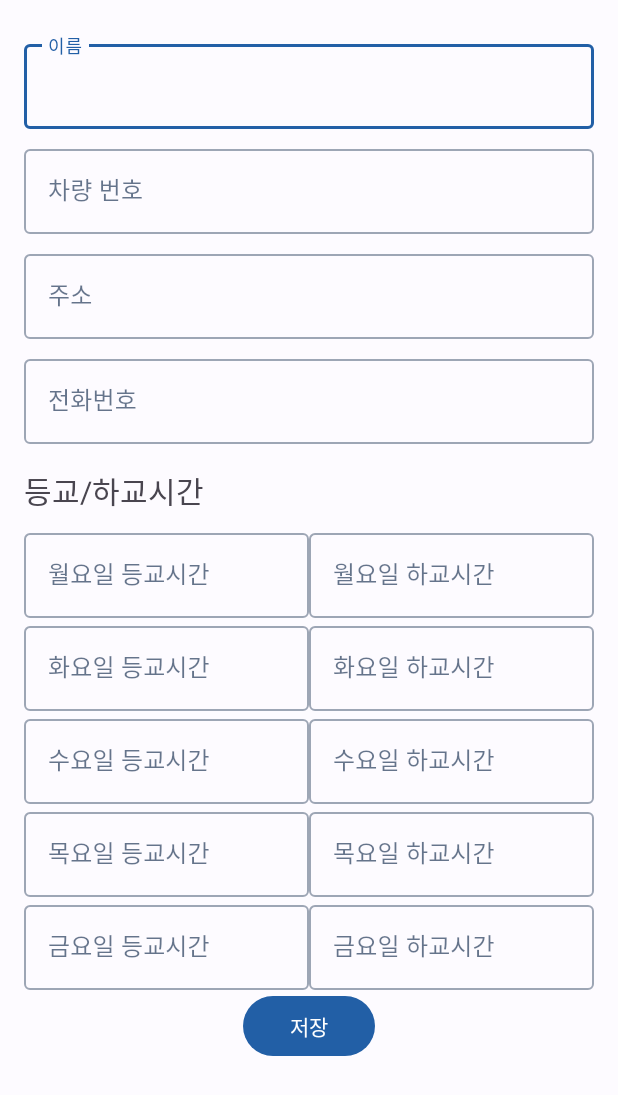
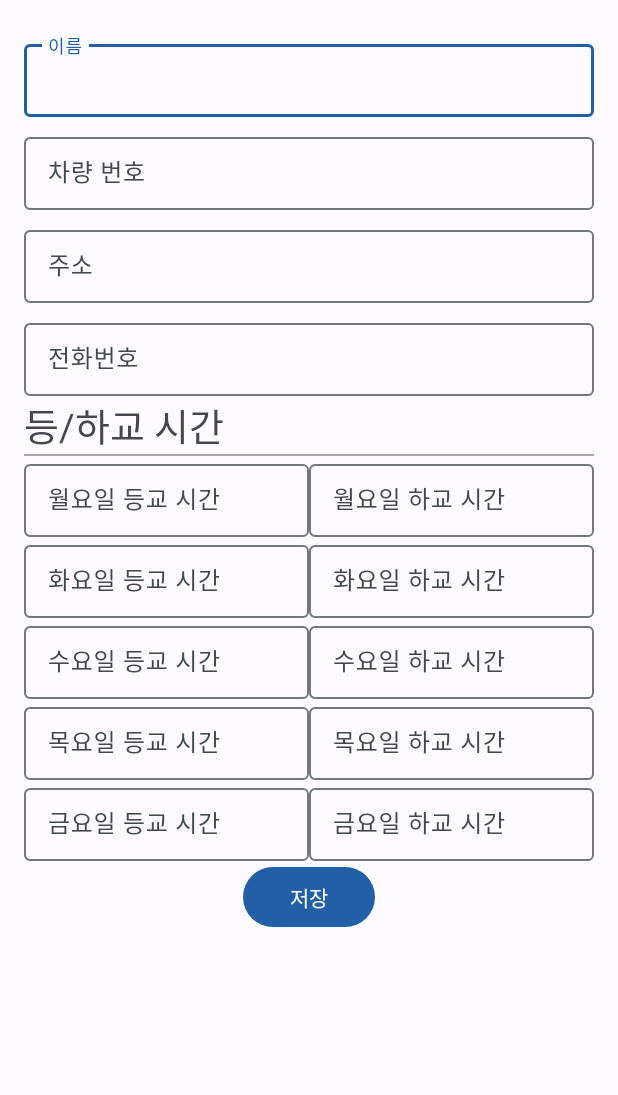
Before and after one commit to Starcandy320/Gachigachi, an Android app: the CarReg screen opened directly, with no data from a screen before it, on a phone screen of 412 x 824 dp. Shown: the top 1095 px of the screen. Run offline under Robolectric (Android 15) with nearby library versions, the phone set to English and light mode, and no system bars.

```diff
--- a/app/src/main/java/com/yc/ac/gachigachi/CarReg.java
+++ b/app/src/main/java/com/yc/ac/gachigachi/CarReg.java
@@ -6,13 +6,22 @@ import android.content.Intent;
 import android.os.Bundle;
 import android.view.View;
 import android.widget.Button;
+import android.widget.Toast;
 
 public class CarReg extends AppCompatActivity {
-    Button Monday;
+    Button submitButton;
     @Override
     protected void onCreate(Bundle savedInstanceState) {
         super.onCreate(savedInstanceState);
         setContentView(R.layout.activity_car_reg);
+    Button submit = findViewById(R.id.submitButton);
 
+    submit.setOnClickListener(new View.OnClickListener() {
+        @Override
+        public void onClick(View v) {
+            Toast.makeText(CarReg.this, "저장되었습니다.", Toast.LENGTH_SHORT).show();
+            finish();
+        }
+    });
     }
 }
--- a/app/src/main/res/layout/activity_car_reg.xml
+++ b/app/src/main/res/layout/activity_car_reg.xml
@@ -6,14 +6,15 @@
     android:layout_height="match_parent"
     android:padding="16dp"
     tools:context=".MainActivity">
+
     <LinearLayout
         android:layout_width="match_parent"
         android:layout_height="match_parent"
-        android:orientation="vertical"
-        >
+        android:orientation="vertical">
 
+        <!-- 이름을 위한 TextInputLayout -->
         <com.google.android.material.textfield.TextInputLayout
-            style="@style/Widget.MaterialComponents.TextInputLayout.OutlinedBox"
+            style="@style/Widget.Material3.TextInputLayout.OutlinedBox.Dense"
             android:layout_width="match_parent"
             android:layout_height="wrap_content"
             android:layout_marginTop="8dp"
@@ -21,14 +22,13 @@
 
             <com.google.android.material.textfield.TextInputEditText
                 android:id="@+id/editTextName"
-                android:focusable="true"
-                android:nextFocusDown="@id/editTextCarNumber"
                 android:layout_width="match_parent"
                 android:layout_height="wrap_content" />
         </com.google.android.material.textfield.TextInputLayout>
 
+        <!-- 차량 번호를 위한 TextInputLayout -->
         <com.google.android.material.textfield.TextInputLayout
-            style="@style/Widget.MaterialComponents.TextInputLayout.OutlinedBox"
+            style="@style/Widget.Material3.TextInputLayout.OutlinedBox.Dense"
             android:layout_width="match_parent"
             android:layout_height="wrap_content"
             android:layout_marginTop="8dp"
@@ -36,29 +36,27 @@
 
             <com.google.android.material.textfield.TextInputEditText
                 android:id="@+id/editTextCarNumber"
-                android:focusable="true"
-                android:nextFocusDown="@id/editTextAddress"
                 android:layout_width="match_parent"
                 android:layout_height="wrap_content" />
         </com.google.android.material.textfield.TextInputLayout>
 
+        <!-- 주소를 위한 TextInputLayout -->
         <com.google.android.material.textfield.TextInputLayout
-            style="@style/Widget.MaterialComponents.TextInputLayout.OutlinedBox"
+            style="@style/Widget.Material3.TextInputLayout.OutlinedBox.Dense"
             android:layout_width="match_parent"
             android:layout_height="wrap_content"
             android:layout_marginTop="8dp"
             android:hint="주소">
 
             <com.google.android.material.textfield.TextInputEditText
-                android:nextFocusDown="@id/editTextPhoneNumber"
                 android:id="@+id/editTextAddress"
-                android:focusable="true"
                 android:layout_width="match_parent"
                 android:layout_height="wrap_content" />
         </com.google.android.material.textfield.TextInputLayout>
 
+        <!-- 전화번호를 위한 TextInputLayout -->
         <com.google.android.material.textfield.TextInputLayout
-            style="@style/Widget.MaterialComponents.TextInputLayout.OutlinedBox"
+            style="@style/Widget.Material3.TextInputLayout.OutlinedBox.Dense"
             android:layout_width="match_parent"
             android:layout_height="wrap_content"
             android:layout_marginTop="8dp"
@@ -66,51 +64,56 @@
 
             <com.google.android.material.textfield.TextInputEditText
                 android:id="@+id/editTextPhoneNumber"
-                android:focusable="true"
                 android:layout_width="match_parent"
                 android:layout_height="wrap_content"
-                android:inputType="phone"/>
+                android:inputType="phone" />
         </com.google.android.material.textfield.TextInputLayout>
-        <TextView
-            android:layout_width="wrap_content"
+        <com.google.android.material.textview.MaterialTextView
+            android:layout_width="match_parent"
             android:layout_height="wrap_content"
-            android:text="등교/하교시간"
-            android:textSize="20sp"
-            android:layout_marginTop="16dp"
-            android:layout_marginBottom="8dp" />
-        <!-- 월요일 등교시간과 하교시간 -->
+            android:text="등/하교 시간"
+            android:textSize="25dp"/>
+        <View
+            android:layout_width="match_parent"
+            android:layout_height="1dp"
+            android:background="@android:color/darker_gray"/>
+        <!-- 요일 및 시간을 위한 TextInputLayout -->
+        <!-- 월요일 -->
         <LinearLayout
             android:layout_width="match_parent"
             android:layout_height="wrap_content"
             android:orientation="horizontal">
 
+            <!-- 월요일 등교 시간 -->
             <com.google.android.material.textfield.TextInputLayout
-                style="@style/Widget.MaterialComponents.TextInputLayout.OutlinedBox"
+                style="@style/Widget.Material3.TextInputLayout.OutlinedBox.Dense"
                 android:layout_width="0dp"
                 android:layout_weight="1"
                 android:layout_height="wrap_content"
-                android:hint="월요일 등교시간">
+                android:hint="월요일 등교 시간">
 
                 <com.google.android.material.textfield.TextInputEditText
-                    android:id="@+id/editTextMondayArrival"
+                    android:id="@+id/mondayGo"
                     android:layout_width="match_parent"
                     android:layout_height="wrap_content"
+                    android:nextFocusDown="@id/mondayBack"
                     android:inputType="time" />
             </com.google.android.material.textfield.TextInputLayout>
 
+            <!-- 월요일 하교 시간 -->
             <com.google.android.material.textfield.TextInputLayout
-                style="@style/Widget.MaterialComponents.TextInputLayout.OutlinedBox"
+                style="@style/Widget.Material3.TextInputLayout.OutlinedBox.Dense"
                 android:layout_width="0dp"
                 android:layout_weight="1"
                 android:layout_height="wrap_content"
-                android:hint="월요일 하교시간">
+                android:hint="월요일 하교 시간">
 
                 <com.google.android.material.textfield.TextInputEditText
-                    android:id="@+id/editTextMondayDeparture"
+                    android:id="@+id/mondayBack"
                     android:layout_width="match_parent"
                     android:layout_height="wrap_content"
+                    android:nextFocusDown="@id/tuesdayGo"
                     android:inputType="time" />
-
             </com.google.android.material.textfield.TextInputLayout>
         </LinearLayout>
         <LinearLayout
@@ -118,31 +121,35 @@
             android:layout_height="wrap_content"
             android:orientation="horizontal">
 
+            <!-- 화요일 등교 시간 -->
             <com.google.android.material.textfield.TextInputLayout
-                style="@style/Widget.MaterialComponents.TextInputLayout.OutlinedBox"
+                style="@style/Widget.Material3.TextInputLayout.OutlinedBox.Dense"
                 android:layout_width="0dp"
                 android:layout_weight="1"
                 android:layout_height="wrap_content"
-                android:hint="화요일 등교시간">
+                android:hint="화요일 등교 시간">
 
                 <com.google.android.material.textfield.TextInputEditText
-                    android:id="@+id/editTextTuesdayArrival"
+                    android:id="@+id/tuesdayGo"
                     android:layout_width="match_parent"
                     android:layout_height="wrap_content"
+                    android:nextFocusDown="@id/tuesdayBack"
                     android:inputType="time" />
             </com.google.android.material.textfield.TextInputLayout>
 
+            <!-- 화요일 하교 시간 -->
             <com.google.android.material.textfield.TextInputLayout
-                style="@style/Widget.MaterialComponents.TextInputLayout.OutlinedBox"
+                style="@style/Widget.Material3.TextInputLayout.OutlinedBox.Dense"
                 android:layout_width="0dp"
                 android:layout_weight="1"
                 android:layout_height="wrap_content"
-                android:hint="화요일 하교시간">
+                android:hint="화요일 하교 시간">
 
                 <com.google.android.material.textfield.TextInputEditText
-                    android:id="@+id/editTextTuesDayDeparture"
+                    android:id="@+id/tuesdayBack"
                     android:layout_width="match_parent"
                     android:layout_height="wrap_content"
+                    android:nextFocusDown="@id/wednesdayGo"
                     android:inputType="time" />
             </com.google.android.material.textfield.TextInputLayout>
         </LinearLayout>
@@ -152,67 +159,34 @@
             android:orientation="horizontal">
 
             <com.google.android.material.textfield.TextInputLayout
-                style="@style/Widget.MaterialComponents.TextInputLayout.OutlinedBox"
+                style="@style/Widget.Material3.TextInputLayout.OutlinedBox.Dense"
                 android:layout_width="0dp"
                 android:layout_weight="1"
                 android:layout_height="wrap_content"
-                android:hint="수요일 등교시간">
+                android:hint="수요일 등교 시간">
 
                 <com.google.android.material.textfield.TextInputEditText
-                    android:id="@+id/editTextWednesdayArrival"
+                    android:id="@+id/wednesdayGo"
                     android:layout_width="match_parent"
                     android:layout_height="wrap_content"
+                    android:nextFocusDown="@id/wednesdayBack"
                     android:inputType="time" />
             </com.google.android.material.textfield.TextInputLayout>
 
+            <!-- 수요일 하교 시간 -->
             <com.google.android.material.textfield.TextInputLayout
-                style="@style/Widget.MaterialComponents.TextInputLayout.OutlinedBox"
+                style="@style/Widget.Material3.TextInputLayout.OutlinedBox.Dense"
                 android:layout_width="0dp"
                 android:layout_weight="1"
                 android:layout_height="wrap_content"
-                android:hint="수요일 하교시간">
+                android:hint="수요일 하교 시간">
 
                 <com.google.android.material.textfield.TextInputEditText
-                    android:id="@+id/editTextWednesdayDeparture"
+                    android:id="@+id/wednesdayBack"
                     android:layout_width="match_parent"
                     android:layout_height="wrap_content"
+                    android:nextFocusDown="@id/thursdayGo"
                     android:inputType="time" />
-
-            </com.google.android.material.textfield.TextInputLayout>
-        </LinearLayout>
-
-        <LinearLayout
-            android:layout_width="match_parent"
-            android:layout_height="wrap_content"
-            android:orientation="horizontal">
-
-            <com.google.android.material.textfield.TextInputLayout
-                style="@style/Widget.MaterialComponents.TextInputLayout.OutlinedBox"
-                android:layout_width="0dp"
-                android:layout_weight="1"
-                android:layout_height="wrap_content"
-                android:hint="목요일 등교시간">
-
-                <com.google.android.material.textfield.TextInputEditText
-                    android:id="@+id/editTextThursdayArrival"
-                    android:layout_width="match_parent"
-                    android:layout_height="wrap_content"
-                    android:inputType="time" />
-            </com.google.android.material.textfield.TextInputLayout>
-
-            <com.google.android.material.textfield.TextInputLayout
-                style="@style/Widget.MaterialComponents.TextInputLayout.OutlinedBox"
-                android:layout_width="0dp"
-                android:layout_weight="1"
-                android:layout_height="wrap_content"
-                android:hint="목요일 하교시간">
-
-                <com.google.android.material.textfield.TextInputEditText
-                    android:id="@+id/editTextThursdayDeparture"
-                    android:layout_width="match_parent"
-                    android:layout_height="wrap_content"
-                    android:inputType="time" />
-
             </com.google.android.material.textfield.TextInputLayout>
         </LinearLayout>
         <LinearLayout
@@ -220,37 +194,77 @@
             android:layout_height="wrap_content"
             android:orientation="horizontal">
 
+            <!-- 목요일 등교 시간 -->
             <com.google.android.material.textfield.TextInputLayout
-                style="@style/Widget.MaterialComponents.TextInputLayout.OutlinedBox"
+                style="@style/Widget.Material3.TextInputLayout.OutlinedBox.Dense"
                 android:layout_width="0dp"
                 android:layout_weight="1"
                 android:layout_height="wrap_content"
-                android:hint="금요일 등교시간">
+                android:hint="목요일 등교 시간">
 
                 <com.google.android.material.textfield.TextInputEditText
-                    android:id="@+id/editTextFridayArrival"
+                    android:id="@+id/thursdayGo"
+                    android:layout_width="match_parent"
+                    android:layout_height="wrap_content"
+                    android:nextFocusDown="@id/thursdayBack"
+                    android:inputType="time" />
+            </com.google.android.material.textfield.TextInputLayout>
+
+            <!-- 목요일 하교 시간 -->
+            <com.google.android.material.textfield.TextInputLayout
+                style="@style/Widget.Material3.TextInputLayout.OutlinedBox.Dense"
+                android:layout_width="0dp"
+                android:layout_weight="1"
+                android:layout_height="wrap_content"
+                android:hint="목요일 하교 시간">
+
+                <com.google.android.material.textfield.TextInputEditText
+                    android:id="@+id/thursdayBack"
+                    android:layout_width="match_parent"
+                    android:layout_height="wrap_content"
+                    android:nextFocusDown="@id/fridayGo"
+                    android:inputType="time" />
+            </com.google.android.material.textfield.TextInputLayout>
+        </LinearLayout>
+        <LinearLayout
+            android:layout_width="match_parent"
+            android:layout_height="wrap_content"
+            android:orientation="horizontal">
+
+            <!-- 금요일 등교 시간 -->
+            <com.google.android.material.textfield.TextInputLayout
+                style="@style/Widget.Material3.TextInputLayout.OutlinedBox.Dense"
+                android:layout_width="0dp"
+                android:layout_weight="1"
+                android:layout_height="wrap_content"
+                android:hint="금요일 등교 시간">
+
+                <com.google.android.material.textfield.TextInputEditText
+                    android:id="@+id/fridayGo"
+                    android:layout_width="match_parent"
+                    android:layout_height="wrap_content"
+                    android:nextFocusDown="@id/fridayBack"
+                    android:inputType="time" />
+            </com.google.android.material.textfield.TextInputLayout>
+
+            <!-- 금요일 하교 시간 -->
+            <com.google.android.material.textfield.TextInputLayout
+                style="@style/Widget.Material3.TextInputLayout.OutlinedBox.Dense"
+                android:layout_width="0dp"
+                android:layout_weight="1"
+                android:layout_height="wrap_content"
+                android:hint="금요일 하교 시간">
+
+                <com.google.android.material.textfield.TextInputEditText
+                    android:id="@+id/fridayBack"
                     android:layout_width="match_parent"
                     android:layout_height="wrap_content"
                     android:inputType="time" />
             </com.google.android.material.textfield.TextInputLayout>
-
-            <com.google.android.material.textfield.TextInputLayout
-                style="@style/Widget.MaterialComponents.TextInputLayout.OutlinedBox"
-                android:layout_width="0dp"
-                android:layout_weight="1"
-                android:layout_height="wrap_content"
-                android:hint="금요일 하교시간">
-
-                <com.google.android.material.textfield.TextInputEditText
-                    android:id="@+id/editTextFridayDeparture"
-                    android:layout_width="match_parent"
-                    android:layout_height="wrap_content"
-                    android:inputType="time" />
-
-            </com.google.android.material.textfield.TextInputLayout>
         </LinearLayout>
 
-        <Button
+        <!-- 저장 버튼 -->
+        <com.google.android.material.button.MaterialButton
             android:id="@+id/submitButton"
             android:layout_width="wrap_content"
             android:layout_height="wrap_content"
```
Also changed, not shown: app/src/main/AndroidManifest.xml (+10 -6 lines), app/src/main/java/com/yc/ac/gachigachi/MainActivity.java (+43 -0 lines), app/src/main/java/com/yc/ac/gachigachi/SystemFragment.java (+43 -49 lines), app/src/main/res/layout/fragment_system.xml (+52 -59 lines).
